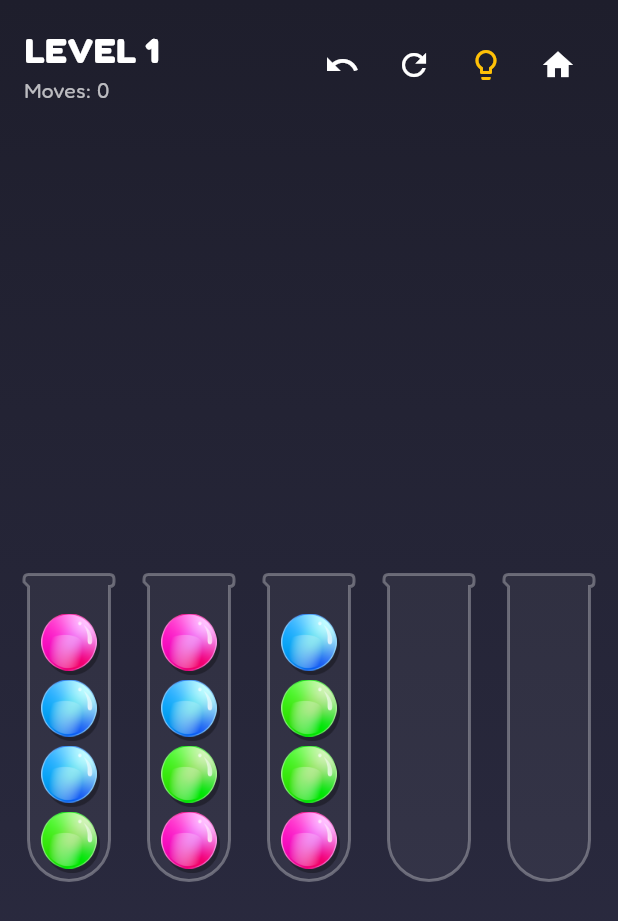
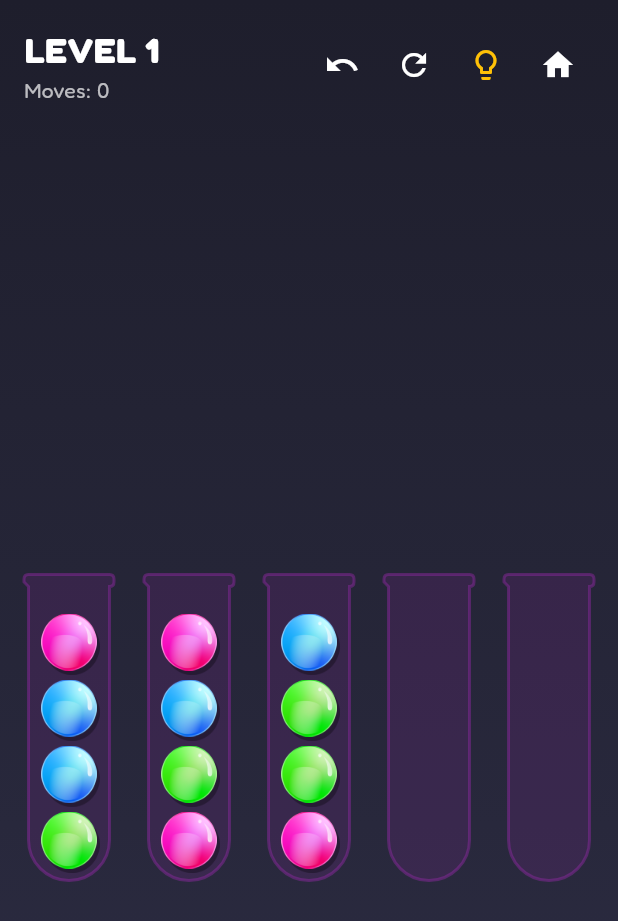
Before and after one commit to onemanylov/ball-sort-flutter, a Flutter app: the GameScreen screen opened directly, on a phone screen of 412 x 824 dp. Shown: the top 921 px of the screen. Run offline on Flutter 3.47's test engine with Material 3 defaults, Android fonts, the phone set to English and light mode, and no system bars; our stand-ins replace equatable, google_fonts, shared_preferences; accounts and stored records are empty.

Commit message:
tint tubes purple

```diff
--- a/lib/widgets/tube_widget.dart
+++ b/lib/widgets/tube_widget.dart
@@ -48,8 +48,8 @@ class TubeWidget extends StatelessWidget {
                   child: CustomPaint(
                     size: Size(width, tubeHeight),
                     painter: _TubePainter(
-                      glassColor: Colors.white.withValues(alpha: 0.05),
-                      borderColor: Colors.white.withValues(alpha: 0.3),
+                      glassColor: Colors.purple.withValues(alpha: 0.15),
+                      borderColor: Colors.purple.withValues(alpha: 0.4),
                       borderWidth: 2,
                       showShadow: false,
                     ),
```
